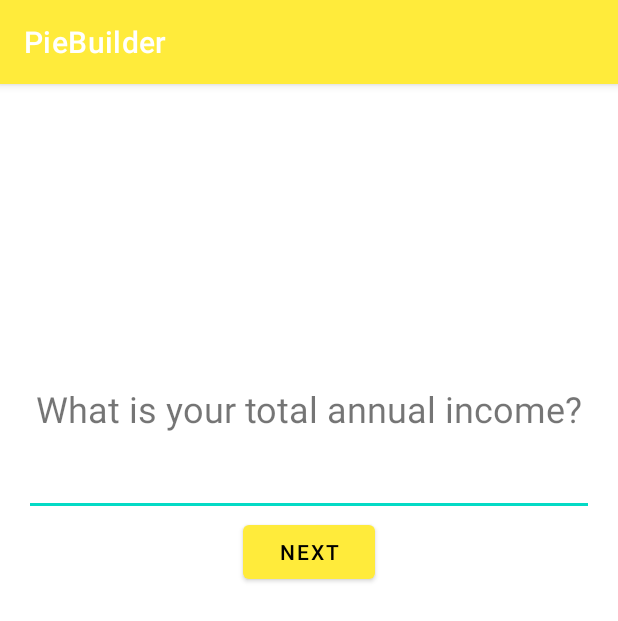
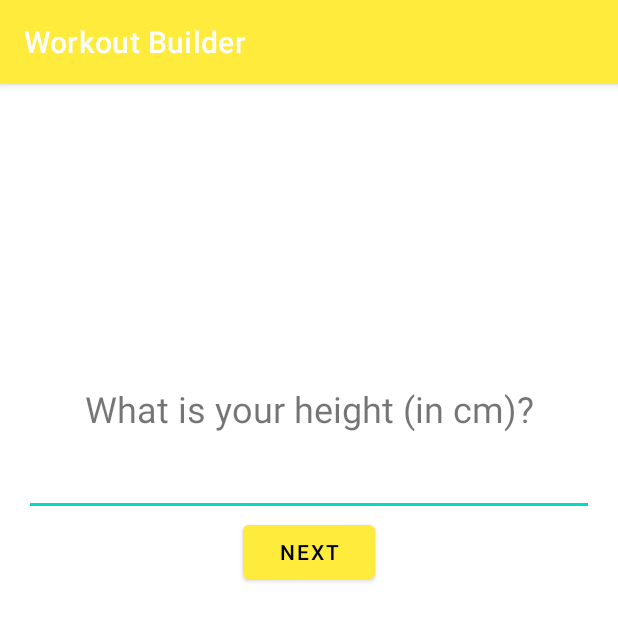
Before and after one commit to thaimac/COMP3415_Project, an Android app: the MainActivity screen opened directly, with no data from a screen before it, after a tap on "NEXT", on a phone screen of 412 x 824 dp. Shown: the top 621 px of the screen. Run offline under Robolectric (Android 15) with nearby library versions, the phone set to English and light mode, and no system bars; 1 statement that could not run was skipped.

Commit message:
Changed questions

```diff
--- a/app/src/main/java/com/example/piebuilder/AppViewModel.kt
+++ b/app/src/main/java/com/example/piebuilder/AppViewModel.kt
@@ -8,13 +8,16 @@ class AppViewModel : ViewModel() {
     var currIndex = 0
     private val questionBank = listOf(
             Question(R.string.question_age),
-            Question(R.string.question_income),
-            Question(R.string.question_net_worth),
-            Question(R.string.question_objectives),
-            Question(R.string.question_time_horizon),
-            Question(R.string.question_investing_knowledge),
-            Question(R.string.question_volatility),
-            Question(R.string.question_portfolio_growth_decline)
+            Question(R.string.question_height),
+            Question(R.string.question_weight),
+            Question(R.string.question_target_weight),
+            Question(R.string.question_workout_length),
+            Question(R.string.question_workout_frequency),
+            Question(R.string.question_fitness_level),
+            Question(R.string.question_build_goal),
+            Question(R.string.question_workout_area),
+            Question(R.string.question_weights),
+            Question(R.string.question_gym)
     )
 
     val currentQuestionText: Int
--- a/app/src/main/res/values/strings.xml
+++ b/app/src/main/res/values/strings.xml
@@ -1,17 +1,23 @@
 <resources>
-    <string name="app_name">PieBuilder</string>
+    <string name="app_name">Workout Builder</string>
     <string name="about">Here at PieBuilder it is our mission to understand our customers by first asking a series of questions in hopes of gaining valuable insights into their level of risk tolerance, financial
         goals, and expected outcome from their investments. From there, we then give a calculated recommendation on the way they should distribute their capital within the financial markets. This recommendation
         is based on the users answers to the preliminary questions, and may include things such as stocks, bonds, cryptocurrency and real estate.</string>
 
+
     <string name="question_age">How old are you?</string>
-    <string name="question_income">What is your total annual income?</string>
-    <string name="question_net_worth">What is your total net worth (Assets - Liabilities)?</string>
-    <string name="question_objectives">What is your main objective for this portfolio?</string>
-    <string name="question_time_horizon">What is your time horizon?</string>
-    <string name="question_investing_knowledge">How would you describe your investing knowledge?</string>
-    <string name="question_volatility">How would you feel if your portfolio\'s value decreased by 10% in a few weeks?</string>
-    <string name="question_portfolio_growth_decline">If you were to invest $100000, knowing you could gain or lose money, which of these scenarios are you most comfortable with?</string>
+    <string name="question_height">What is your height (in cm)?</string>
+    <string name="question_weight">What is your weight (in kg)?</string>
+    <string name="question_target_weight">What is your target weight (in kg)?</string>
+
+    <string name="question_workout_length">How long do you want to work out for per session?</string>
+    <string name="question_workout_frequency">How many days per week do you want to work out?</string>
+    <string name="question_fitness_level">What is your fitness level now (how often do you work out)?</string>
+    <string name="question_build_goal">What is your build goal?</string>
+    <string name="question_workout_area">What area do you want to work out?</string>
+    <string name="question_weights">Would you like to workout with or without weights?</string>
+    <string name="question_gym">Are you working out in a gym (with machines) or at home (without machines)?</string>
+
 
     <string name="low_risk_profile">Your answers indicate that you prefer low risk at the cost of less than average but consistent returns. Given this, we recommend a heavy allocation towards fixed income assets
         such as bonds, GIC\'s, and other fixed income vehicles such as a high interest TFSA</string>
```
Also changed, not shown: app/src/main/java/com/example/piebuilder/MainActivity.kt (+107 -53 lines), app/src/main/res/layout/multiple_choice.xml (+6 -6 lines).
